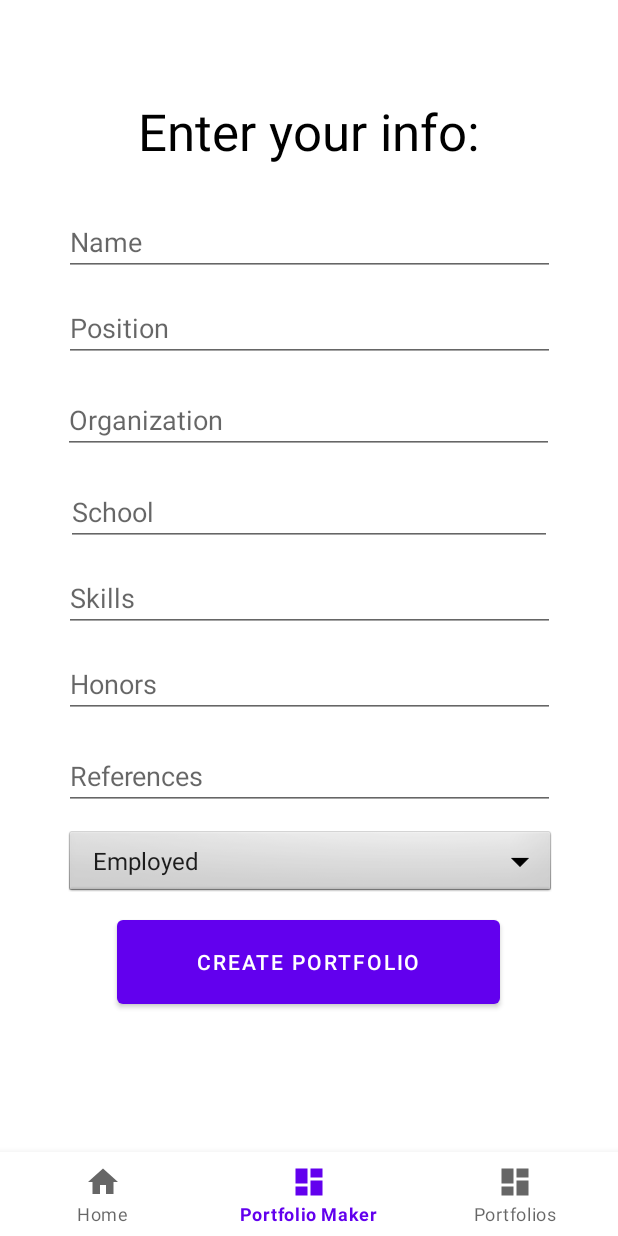
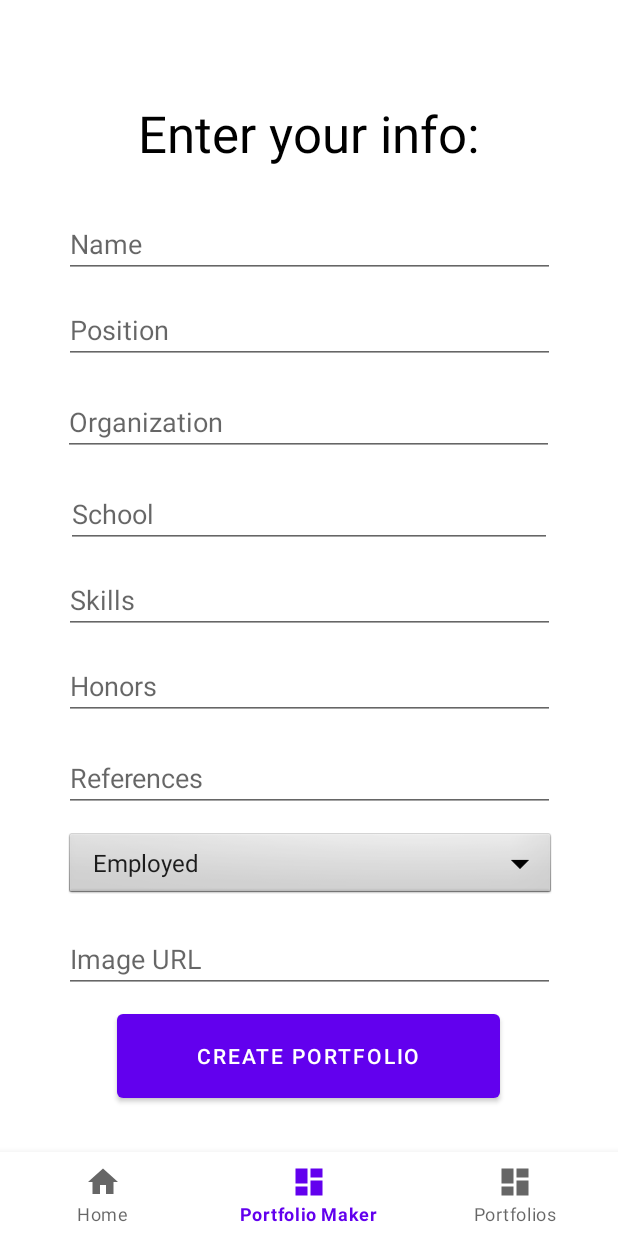
Before and after one commit to ani-tiwary/fbla-app, an Android app: the DashboardFragment screen opened through its navigation route, on a phone screen of 412 x 824 dp. Run offline under Robolectric (Android 15) with nearby library versions, the phone set to English and light mode, and no system bars; our stand-ins replace navigation-ui.

Commit message:
added image url field

```diff
--- a/app/src/main/java/com/example/anikash/ui/dashboard/DashboardFragment.kt
+++ b/app/src/main/java/com/example/anikash/ui/dashboard/DashboardFragment.kt
@@ -60,6 +60,8 @@ class DashboardFragment : Fragment() {
             jsonObject.put("References", binding.editReferences.text)
             val selectedDropdownValue = binding.dropdown.selectedItem.toString()
             jsonObject.put("EmploymentStatus", selectedDropdownValue)
+            val enteredURL = binding.imageURLField.text
+            jsonObject.put("imageURL", enteredURL)
 
             println(jsonObject.toString())
             (activity as MainActivity).appendPortfolio(jsonObject);
--- a/app/src/main/res/layout/fragment_dashboard.xml
+++ b/app/src/main/res/layout/fragment_dashboard.xml
@@ -127,7 +127,17 @@
             app:layout_constraintHorizontal_bias="0.511"
             app:layout_constraintStart_toStartOf="parent"
             app:layout_constraintTop_toBottomOf="@+id/editReferences" />
-
+        <EditText
+            android:id="@+id/imageURLfield"
+            android:layout_width="327dp"
+            android:layout_height="wrap_content"
+            android:layout_marginTop="16dp"
+            android:ems="10"
+            android:hint="Image URL"
+            android:inputType="text"
+            app:layout_constraintEnd_toEndOf="parent"
+            app:layout_constraintStart_toStartOf="parent"
+            app:layout_constraintTop_toBottomOf="@+id/dropdown" />
         <Button
             android:id="@+id/submit_button"
             android:layout_width="255dp"
@@ -138,7 +148,7 @@
             app:layout_constraintEnd_toEndOf="parent"
             app:layout_constraintHorizontal_bias="0.513"
             app:layout_constraintStart_toStartOf="parent"
-            app:layout_constraintTop_toBottomOf="@+id/dropdown" />
+            app:layout_constraintTop_toBottomOf="@+id/imageURLfield" />
 
         <Space
             android:layout_width="255dp"
```
